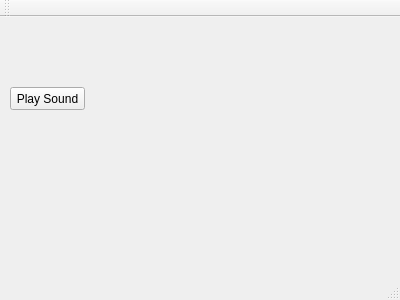
Above: mainwindow.ui from SpenserL/WirelessAudio before the change. Below: the same form after it.
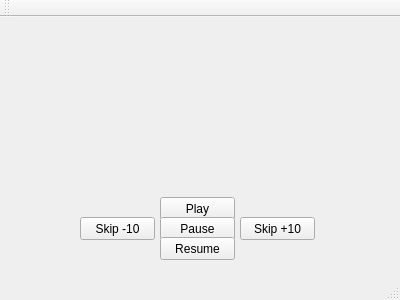
That is the form after the change.

Commit message: Paused & Resume implemented

The edit to the form file:
```diff
--- a/mainwindow.ui
+++ b/mainwindow.ui
@@ -17,14 +17,66 @@
    <widget class="QPushButton" name="pushButton">
     <property name="geometry">
      <rect>
-      <x>10</x>
-      <y>70</y>
+      <x>160</x>
+      <y>180</y>
       <width>75</width>
       <height>23</height>
      </rect>
     </property>
     <property name="text">
-     <string>Play Sound</string>
+     <string>Play</string>
+    </property>
+   </widget>
+   <widget class="QPushButton" name="pauseButton">
+    <property name="geometry">
+     <rect>
+      <x>160</x>
+      <y>200</y>
+      <width>75</width>
+      <height>23</height>
+     </rect>
+    </property>
+    <property name="text">
+     <string>Pause</string>
+    </property>
+   </widget>
+   <widget class="QPushButton" name="resumeButton">
+    <property name="geometry">
+     <rect>
+      <x>160</x>
+      <y>220</y>
+      <width>75</width>
+      <height>23</height>
+     </rect>
+    </property>
+    <property name="text">
+     <string>Resume</string>
+    </property>
+   </widget>
+   <widget class="QPushButton" name="skipForwardButton">
+    <property name="geometry">
+     <rect>
+      <x>240</x>
+      <y>200</y>
+      <width>75</width>
+      <height>23</height>
+     </rect>
+    </property>
+    <property name="text">
+     <string>Skip +10</string>
+    </property>
+   </widget>
+   <widget class="QPushButton" name="skipBackwardsButton">
+    <property name="geometry">
+     <rect>
+      <x>80</x>
+      <y>200</y>
+      <width>75</width>
+      <height>23</height>
+     </rect>
+    </property>
+    <property name="text">
+     <string>Skip -10</string>
     </property>
    </widget>
   </widget>
```
Left out of the diff: 2 changed lines with no effect on the pictures. The commit also changes 6 other files.
